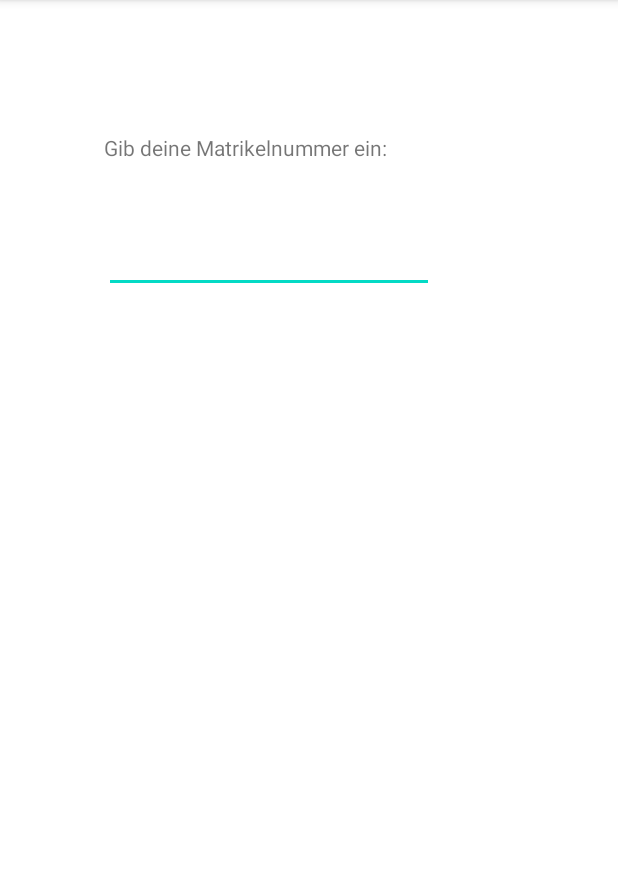
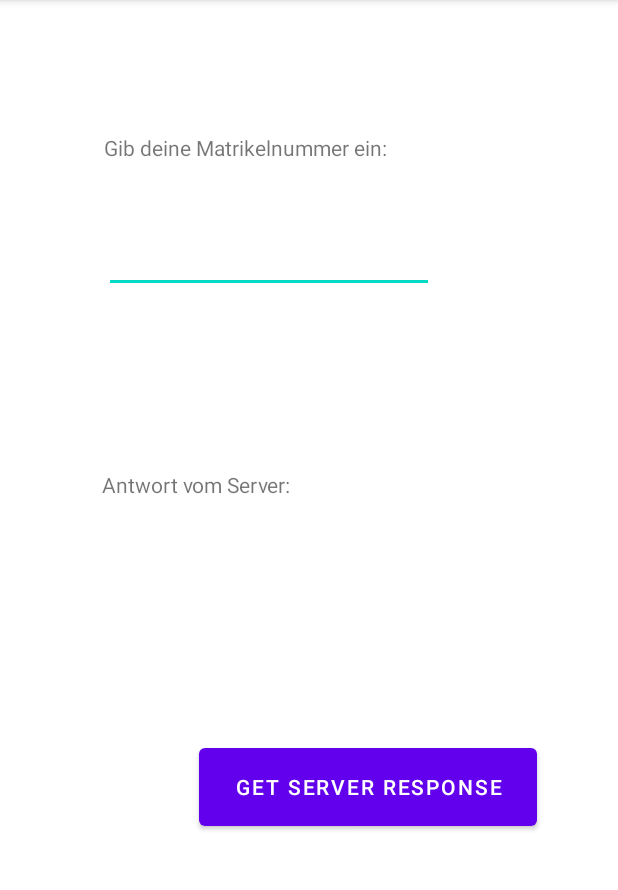
Before and after one commit to Sikredo/SE2-Einzelabgabe, an Android app: the screen it shows after launch (MainActivity), on a phone screen of 412 x 824 dp, the part 84-974 px from its top. Run offline under Robolectric (Android 15) with nearby library versions, the phone set to English and light mode, and no system bars.

Commit message:
add server output field and send to server button

```diff
--- a/app/src/main/res/layout/activity_main.xml
+++ b/app/src/main/res/layout/activity_main.xml
@@ -30,4 +30,39 @@
         app:layout_constraintStart_toStartOf="parent"
         app:layout_constraintTop_toTopOf="parent"
         tools:ignore="SpeakableTextPresentCheck" />
+
+    <TextView
+        android:id="@+id/ServerAntwortInfo"
+        android:layout_width="165dp"
+        android:layout_height="24dp"
+        android:layout_marginStart="68dp"
+        android:text="@string/ServerAntwortInfoText"
+        app:layout_constraintBottom_toBottomOf="parent"
+        app:layout_constraintStart_toStartOf="parent"
+        app:layout_constraintTop_toTopOf="parent"
+        app:layout_constraintVertical_bias="0.421" />
+
+    <TextView
+        android:id="@+id/OutputTextField"
+        android:layout_width="289dp"
+        android:layout_height="118dp"
+        app:layout_constraintBottom_toBottomOf="parent"
+        app:layout_constraintEnd_toEndOf="parent"
+        app:layout_constraintHorizontal_bias="0.557"
+        app:layout_constraintStart_toStartOf="parent"
+        app:layout_constraintTop_toTopOf="parent"
+        app:layout_constraintVertical_bias="0.549" />
+
+    <Button
+        android:id="@+id/SendToServerButton"
+        android:layout_width="225dp"
+        android:layout_height="64dp"
+        android:text="@string/SendToServerButtonText"
+        app:layout_constraintBottom_toBottomOf="parent"
+        app:layout_constraintEnd_toEndOf="parent"
+        app:layout_constraintHorizontal_bias="0.709"
+        app:layout_constraintStart_toStartOf="parent"
+        app:layout_constraintTop_toTopOf="parent"
+        app:layout_constraintVertical_bias="0.7" />
+
 </androidx.constraintlayout.widget.ConstraintLayout>
--- a/app/src/main/res/values/strings.xml
+++ b/app/src/main/res/values/strings.xml
@@ -1,4 +1,6 @@
 <resources>
     <string name="app_name">Einzelabgabe</string>
     <string name="MatrikelNummerEingabeInfoText">Gib deine Matrikelnummer ein:</string>
+    <string name="ServerAntwortInfoText">Antwort vom Server:</string>
+    <string name="SendToServerButtonText">Get Server Response</string>
 </resources>
```
